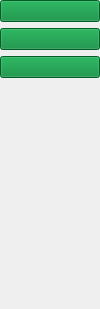
Above: form/sideMenu.ui from brandonzorn/Nlight before the change. Below: the same form after it.
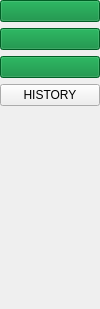
That is the form after the change. Icons and pictures are not drawn.

Commit message: added history menu

Patch:
```diff
--- a/form/sideMenu.ui
+++ b/form/sideMenu.ui
@@ -74,6 +74,13 @@
      </property>
     </widget>
    </item>
+   <item>
+    <widget class="QPushButton" name="btn_history">
+     <property name="text">
+      <string>HISTORY</string>
+     </property>
+    </widget>
+   </item>
    <item>
     <spacer name="verticalSpacer_2">
      <property name="orientation">
```
The commit also changes 10 other files.
